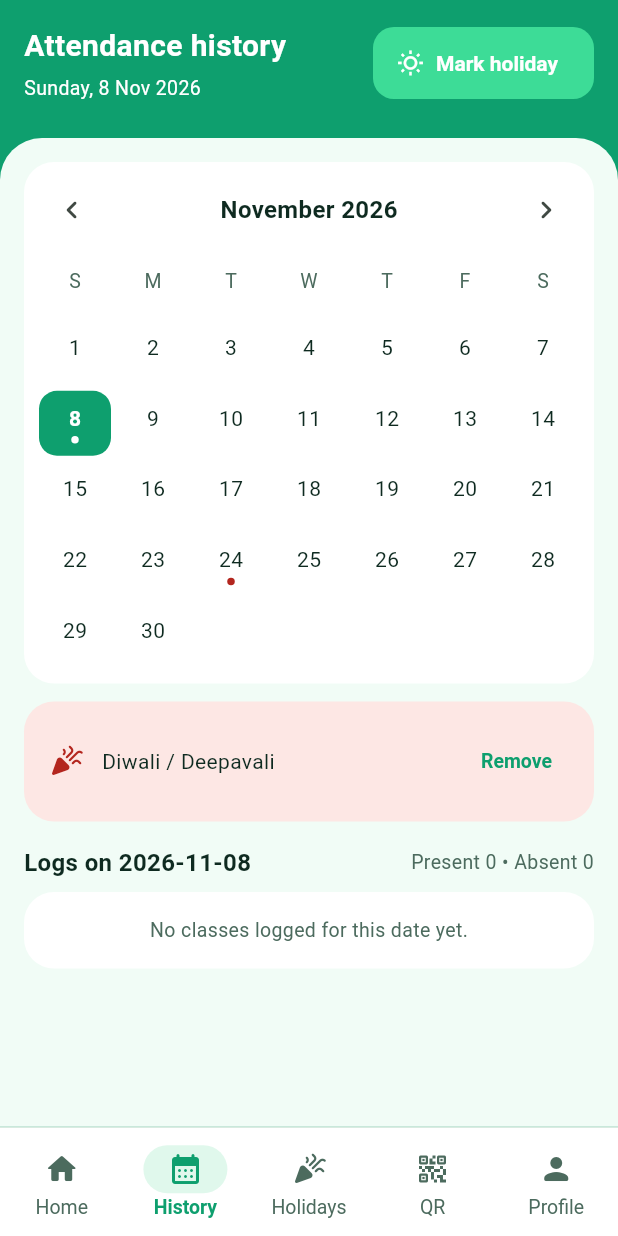
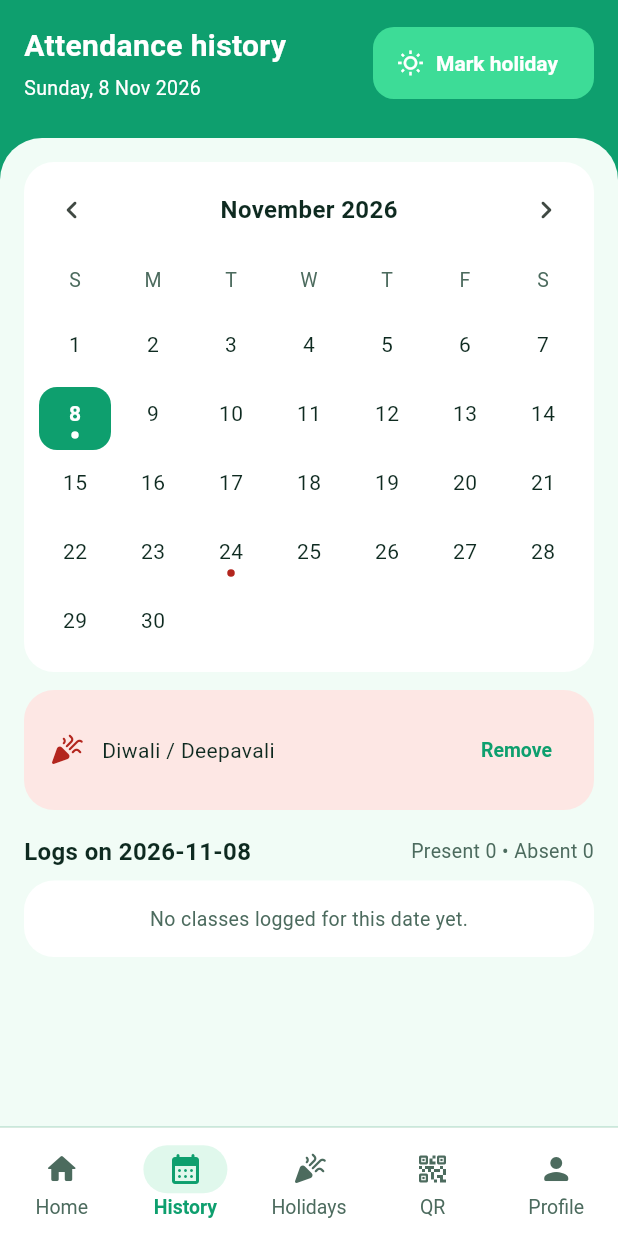
Before and after one commit to rachamadhav28-spec/attendtrack-, a Flutter app: the MainDashboardScreen screen opened directly with empty values, item 2 of the bottom bar chosen, on a phone screen of 412 x 824 dp. Run offline on Flutter 3.47's test engine with Material 3 defaults, Android fonts, the phone set to English and light mode, and no system bars; our stand-ins replace cloud_firestore, file_picker, firebase_auth, firebase_core, google_sign_in, qr_flutter and 1 more; missing offline and left inert: google_mlkit_text_recognition, mobile_scanner, qr; accounts and stored records are empty.

```diff
--- a/lib/holidays.dart
+++ b/lib/holidays.dart
@@ -380,13 +380,20 @@ class _HolidayCalendarState extends State<HolidayCalendar> {
             ),
           ],
         ),
-        GridView.count(
-          crossAxisCount: 7,
-          shrinkWrap: true,
-          physics: const NeverScrollableScrollPhysics(),
-          childAspectRatio: 1.1,
-          children: cells,
-        ),
+        for (var r = 0; r * 7 < cells.length; r++)
+          Row(
+            children: [
+              for (var c = 0; c < 7; c++)
+                Expanded(
+                  child: SizedBox(
+                    height: 46,
+                    child: r * 7 + c < cells.length
+                        ? cells[r * 7 + c]
+                        : const SizedBox.shrink(),
+                  ),
+                ),
+            ],
+          ),
       ],
     );
   }
```
